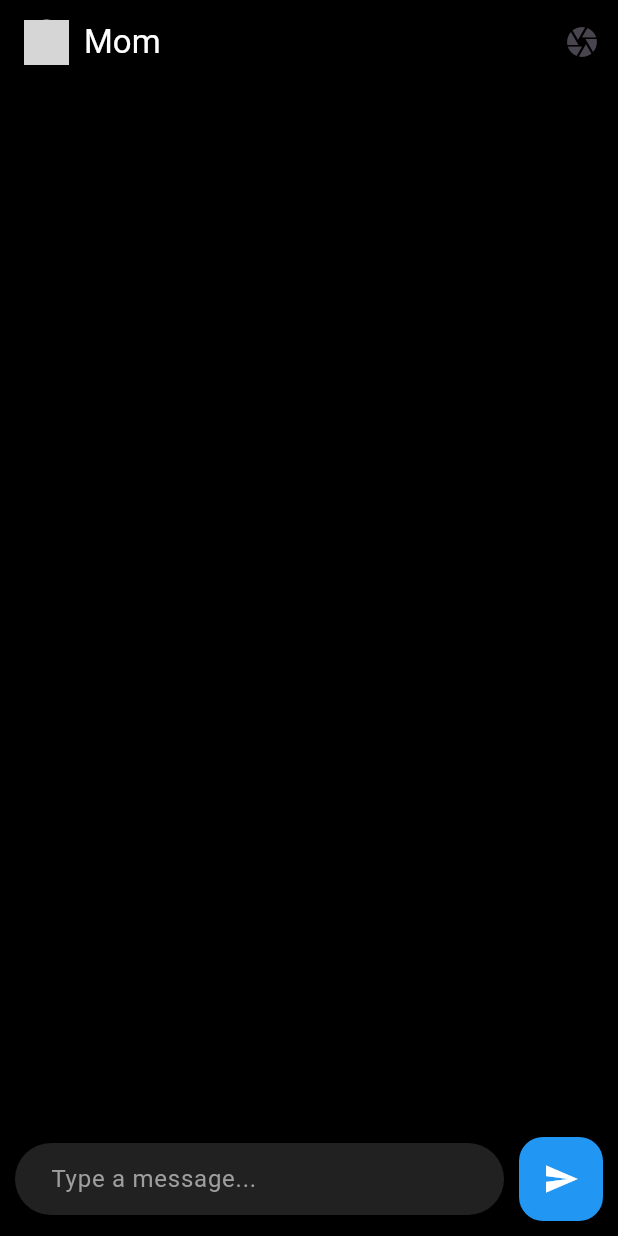
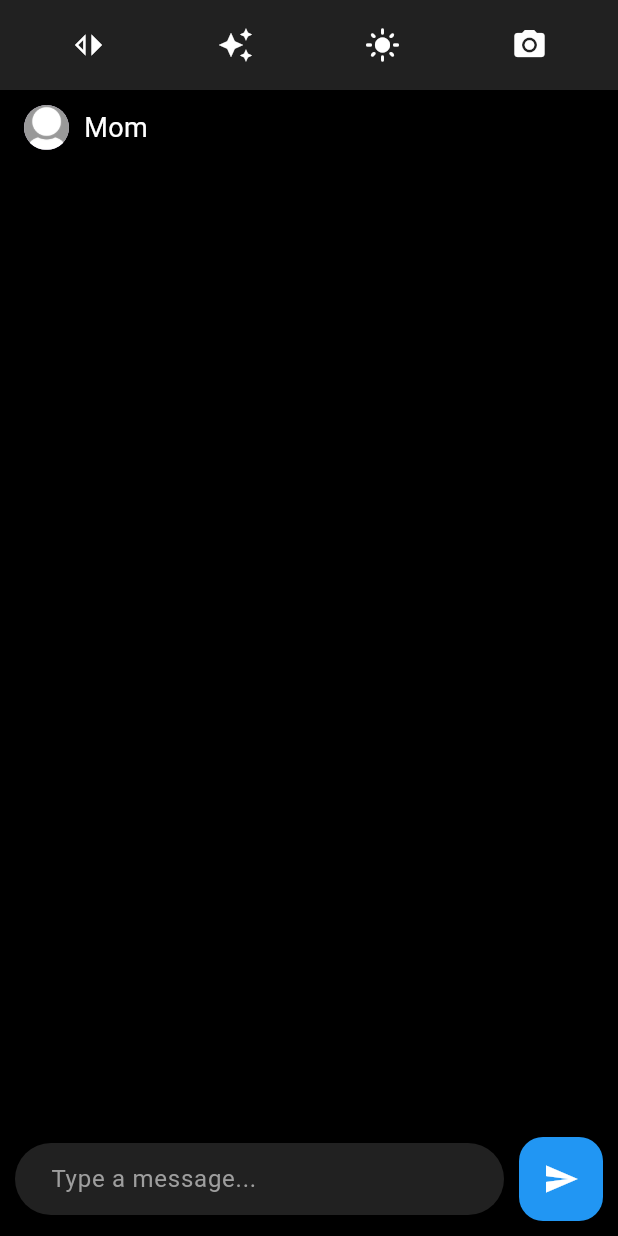
Before and after one commit to KrazeeCoder/scrapyardmar2025NiVi, a Flutter app: the screen it shows after launch, on a phone screen of 412 x 824 dp. Run offline on Flutter 3.47's test engine with Material 3 defaults, Android fonts, the phone set to English and light mode, and no system bars; drawn by our look-alikes of screenshot; our stand-ins replace google_generative_ai, share_plus; grey boxes are pictures that could not be loaded.

Commit message:
Header is added

```diff
--- /dev/null
+++ b/lib/controlHeader.dart
@@ -0,0 +1,46 @@
+import 'package:flutter/material.dart';
+
+class ControlHeader extends StatelessWidget {
+  final VoidCallback onScreenshotPressed;
+
+  const ControlHeader({
+    super.key,
+    required this.onScreenshotPressed,
+  });
+
+  @override
+  Widget build(BuildContext context) {
+    return Container(
+      height: 60,
+      color: Colors.grey[900],
+      padding: const EdgeInsets.symmetric(horizontal: 10),
+      child: Row(
+        mainAxisAlignment: MainAxisAlignment.spaceAround,
+        children: [
+          IconButton(
+            icon: const Icon(Icons.switch_left, color: Colors.white),
+            onPressed: () {
+              // Placeholder for switch functionality
+            },
+          ),
+          IconButton(
+            icon: const Icon(Icons.auto_awesome, color: Colors.white),
+            onPressed: () {
+              // Placeholder for AI functionality
+            },
+          ),
+          IconButton(
+            icon: const Icon(Icons.light_mode, color: Colors.white),
+            onPressed: () {
+              // Placeholder for light/dark mode functionality
+            },
+          ),
+          IconButton(
+            icon: const Icon(Icons.camera_alt, color: Colors.white),
+            onPressed: onScreenshotPressed,
+          ),
+        ],
+      ),
+    );
+  }
+}
--- a/lib/fakeChatScreen.dart
+++ b/lib/fakeChatScreen.dart
@@ -4,7 +4,8 @@ import 'package:flutter/material.dart';
 import 'package:screenshot/screenshot.dart';
 import 'package:path_provider/path_provider.dart';
 import 'package:share_plus/share_plus.dart';
-import 'message_widget.dart';
+import 'messageWidget.dart';
+import 'controlHeader.dart'; // Import the ControlHeader
 
 class FakeChatScreen extends StatefulWidget {
   final String parentName;
@@ -47,8 +48,17 @@ class _FakeChatScreenState extends State<FakeChatScreen> {
   Widget build(BuildContext context) {
     return Scaffold(
       backgroundColor: Colors.black, // iMessage background
-      appBar: AppBar(
-        title: Row(
+      body: Column(
+        children: [
+          // ControlHeader at the absolute top
+          ControlHeader(
+            onScreenshotPressed: takeScreenshot, // Pass the method directly
+          ),
+          // Add the profile picture and "Mom" text here
+          Container(
+            color: Colors.black,
+            padding: const EdgeInsets.symmetric(vertical: 10, horizontal: 16),
+            child: Row(
               children: [
                 CircleAvatar(
                   backgroundImage: AssetImage(widget.parentPhoto),
@@ -57,20 +67,11 @@ class _FakeChatScreenState extends State<FakeChatScreen> {
                 const SizedBox(width: 10),
                 Text(
                   widget.parentName,
-              style: const TextStyle(color: Colors.white),
+                  style: const TextStyle(color: Colors.white, fontSize: 18),
                 ),
               ],
             ),
-        backgroundColor: Colors.black,
-        actions: [
-          IconButton(
-            icon: const Icon(Icons.camera),
-            onPressed: takeScreenshot,
           ),
-        ],
-      ),
-      body: Column(
-        children: [
           Expanded(
             child: Screenshot(
               controller: screenshotController,
--- a/lib/main.dart
+++ b/lib/main.dart
@@ -1,9 +1,6 @@
-import 'dart:io';
-import 'dart:typed_data';
 import 'package:flutter/material.dart';
 import 'fakeChatScreen.dart';
-
-
+import 'controlHeader.dart';
 
 void main() {
   runApp(const FakeIMessageApp());
@@ -14,12 +11,21 @@ class FakeIMessageApp extends StatelessWidget {
 
   @override
   Widget build(BuildContext context) {
-    return const MaterialApp(
+    // Use _FakeChatScreenState as the type for the GlobalKey
+    return MaterialApp(
       debugShowCheckedModeBanner: false,
-      home:
-      FakeChatScreen(
-        parentName: "Mom",
-        parentPhoto: "assets/defaultProfilePic.jpg",
+      home: Scaffold(
+        backgroundColor: Colors.black,
+        body: Column(
+          children: [
+            Expanded(
+              child: FakeChatScreen(
+                parentName: "Mom",
+                parentPhoto: "assets/defaultProfilePic.jpg",
+              ),
+            ),
+          ],
+        ),
       ),
     );
   }
--- a/lib/message_widget.dart
+++ b/lib/messageWidget.dart
@@ -1,4 +1,4 @@
-// message_widget.dart
+// messageWidget.dart
 import 'package:flutter/material.dart';
 
 class MessageWidget extends StatelessWidget {
--- a/pubspec.yaml
+++ b/pubspec.yaml
@@ -31,4 +31,4 @@ flutter:
   uses-material-design: true
 
   assets:
-    - defaultProfilePic.jpg
+    - assets/defaultProfilePic.jpg
```
Also changed, not shown: pubspec.lock. Lines whose indentation alone changed are shown as unchanged.
